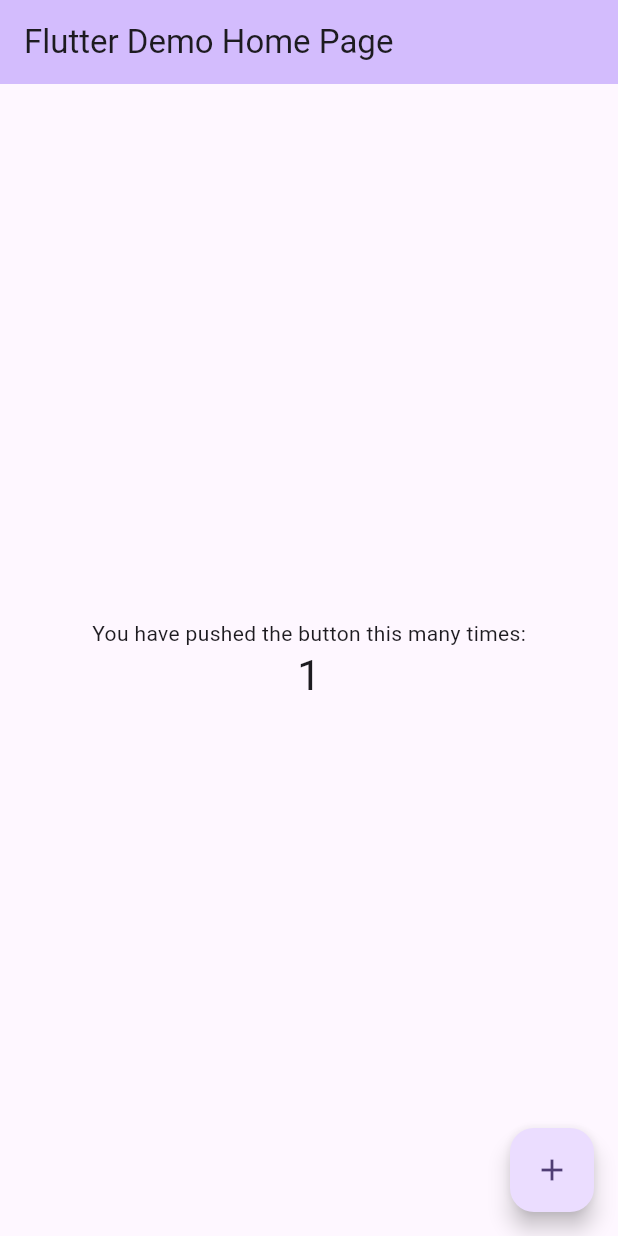
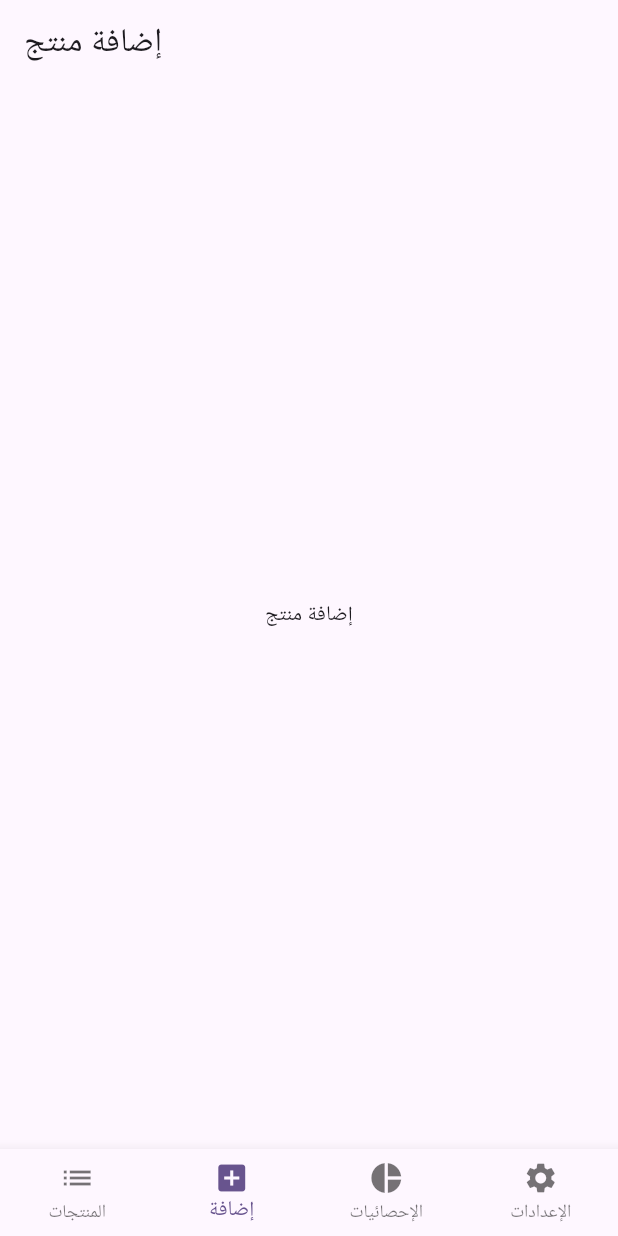
Before and after one commit to LakhalNasser/daily_expense_tracker, a Flutter app: the screen it shows after launch, after a tap on the "add" icon, on a phone screen of 412 x 824 dp. Run offline on Flutter 3.47's test engine with Material 3 defaults, Android fonts, the phone set to English and light mode, and no system bars.

Commit message:
تنفيذ هيكل MainScreen مع BottomNavigationBar وربطه بالتطبيق

```diff
--- a/lib/main.dart
+++ b/lib/main.dart
@@ -1,4 +1,5 @@
 import 'package:flutter/material.dart';
+import 'screens/main_screen.dart';
 
 void main() {
   runApp(const MyApp());
@@ -11,7 +12,7 @@ class MyApp extends StatelessWidget {
   @override
   Widget build(BuildContext context) {
     return MaterialApp(
-      title: 'Flutter Demo',
+      title: 'Product Expense Tracker',
       theme: ThemeData(
         // This is the theme of your application.
         //
@@ -31,95 +32,7 @@ class MyApp extends StatelessWidget {
         colorScheme: ColorScheme.fromSeed(seedColor: Colors.deepPurple),
         useMaterial3: true,
       ),
-      home: const MyHomePage(title: 'Flutter Demo Home Page'),
+      home: const MainScreen(),
     );
   }
 }
-
-class MyHomePage extends StatefulWidget {
-  const MyHomePage({super.key, required this.title});
-
-  // This widget is the home page of your application. It is stateful, meaning
-  // that it has a State object (defined below) that contains fields that affect
-  // how it looks.
-
-  // This class is the configuration for the state. It holds the values (in this
-  // case the title) provided by the parent (in this case the App widget) and
-  // used by the build method of the State. Fields in a Widget subclass are
-  // always marked "final".
-
-  final String title;
-
-  @override
-  State<MyHomePage> createState() => _MyHomePageState();
-}
-
-class _MyHomePageState extends State<MyHomePage> {
-  int _counter = 0;
-
-  void _incrementCounter() {
-    setState(() {
-      // This call to setState tells the Flutter framework that something has
-      // changed in this State, which causes it to rerun the build method below
-      // so that the display can reflect the updated values. If we changed
-      // _counter without calling setState(), then the build method would not be
-      // called again, and so nothing would appear to happen.
-      _counter++;
-    });
-  }
-
-  @override
-  Widget build(BuildContext context) {
-    // This method is rerun every time setState is called, for instance as done
-    // by the _incrementCounter method above.
-    //
-    // The Flutter framework has been optimized to make rerunning build methods
-    // fast, so that you can just rebuild anything that needs updating rather
-    // than having to individually change instances of widgets.
-    return Scaffold(
-      appBar: AppBar(
-        // TRY THIS: Try changing the color here to a specific color (to
-        // Colors.amber, perhaps?) and trigger a hot reload to see the AppBar
-        // change color while the other colors stay the same.
-        backgroundColor: Theme.of(context).colorScheme.inversePrimary,
-        // Here we take the value from the MyHomePage object that was created by
-        // the App.build method, and use it to set our appbar title.
-        title: Text(widget.title),
-      ),
-      body: Center(
-        // Center is a layout widget. It takes a single child and positions it
-        // in the middle of the parent.
-        child: Column(
-          // Column is also a layout widget. It takes a list of children and
-          // arranges them vertically. By default, it sizes itself to fit its
-          // children horizontally, and tries to be as tall as its parent.
-          //
-          // Column has various properties to control how it sizes itself and
-          // how it positions its children. Here we use mainAxisAlignment to
-          // center the children vertically; the main axis here is the vertical
-          // axis because Columns are vertical (the cross axis would be
-          // horizontal).
-          //
-          // TRY THIS: Invoke "debug painting" (choose the "Toggle Debug Paint"
-          // action in the IDE, or press "p" in the console), to see the
-          // wireframe for each widget.
-          mainAxisAlignment: MainAxisAlignment.center,
-          children: <Widget>[
-            const Text(
-              'You have pushed the button this many times:',
-            ),
-            Text(
-              '$_counter',
-              style: Theme.of(context).textTheme.headlineMedium,
-            ),
-          ],
-        ),
-      ),
-      floatingActionButton: FloatingActionButton(
-        onPressed: _incrementCounter,
-        tooltip: 'Increment',
-        child: const Icon(Icons.add),
-      ), // This trailing comma makes auto-formatting nicer for build methods.
-    );
-  }
-}
--- /dev/null
+++ b/lib/screens/main_screen.dart
@@ -0,0 +1,85 @@
+import 'package:flutter/material.dart';
+
+/// MainScreen: واجهة التنقل الرئيسية بين الشاشات
+class MainScreen extends StatefulWidget {
+  const MainScreen({Key? key}) : super(key: key);
+
+  @override
+  State<MainScreen> createState() => _MainScreenState();
+}
+
+class _MainScreenState extends State<MainScreen> {
+  int _selectedIndex = 0;
+
+  // قائمة الشاشات (يتم استبدال الحاويات بالشاشات الفعلية لاحقًا)
+  final List<Widget> _screens = [
+    Center(child: Text('قائمة المنتجات')), // ProductListScreen
+    Center(child: Text('إضافة منتج')),     // AddProductScreen
+    Center(child: Text('الإحصائيات')),     // StatisticsScreen
+    Center(child: Text('الإعدادات')),      // SettingsScreen
+  ];
+
+  void _onItemTapped(int index) {
+    setState(() {
+      _selectedIndex = index;
+    });
+  }
+
+  @override
+  Widget build(BuildContext context) {
+    return Scaffold(
+      appBar: AppBar(
+        title: Text(_getTitle(_selectedIndex)),
+      ),
+      body: IndexedStack(
+        index: _selectedIndex,
+        children: _screens,
+      ),
+      bottomNavigationBar: BottomNavigationBar(
+        currentIndex: _selectedIndex,
+        onTap: _onItemTapped,
+        items: const [
+          BottomNavigationBarItem(
+            icon: Icon(Icons.list),
+            label: 'المنتجات',
+          ),
+          BottomNavigationBarItem(
+            icon: Icon(Icons.add_box),
+            label: 'إضافة',
+          ),
+          BottomNavigationBarItem(
+            icon: Icon(Icons.pie_chart),
+            label: 'الإحصائيات',
+          ),
+          BottomNavigationBarItem(
+            icon: Icon(Icons.settings),
+            label: 'الإعدادات',
+          ),
+        ],
+        type: BottomNavigationBarType.fixed,
+      ),
+      floatingActionButton: _selectedIndex == 0
+          ? FloatingActionButton(
+              onPressed: () => _onItemTapped(1),
+              child: const Icon(Icons.add),
+              tooltip: 'إضافة منتج جديد',
+            )
+          : null,
+    );
+  }
+
+  String _getTitle(int index) {
+    switch (index) {
+      case 0:
+        return 'قائمة المنتجات';
+      case 1:
+        return 'إضافة منتج';
+      case 2:
+        return 'الإحصائيات';
+      case 3:
+        return 'الإعدادات';
+      default:
+        return '';
+    }
+  }
+}
```
Also changed, not shown: 1 other file.
